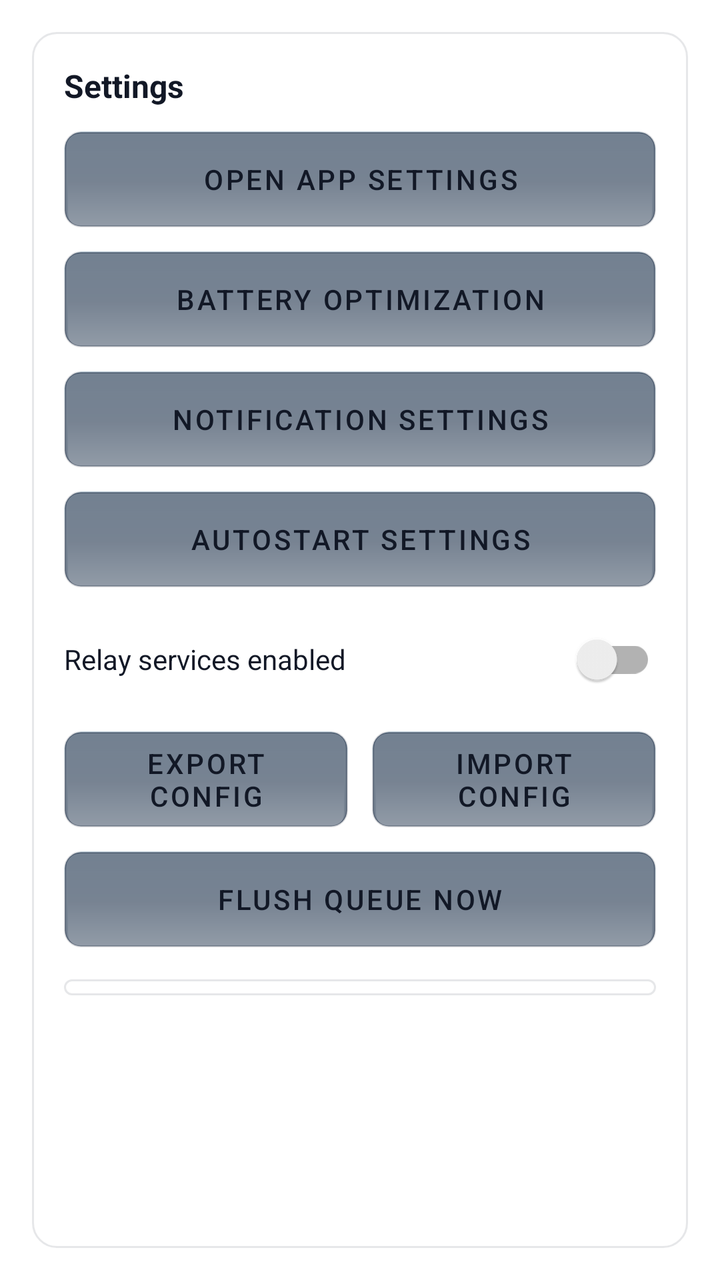
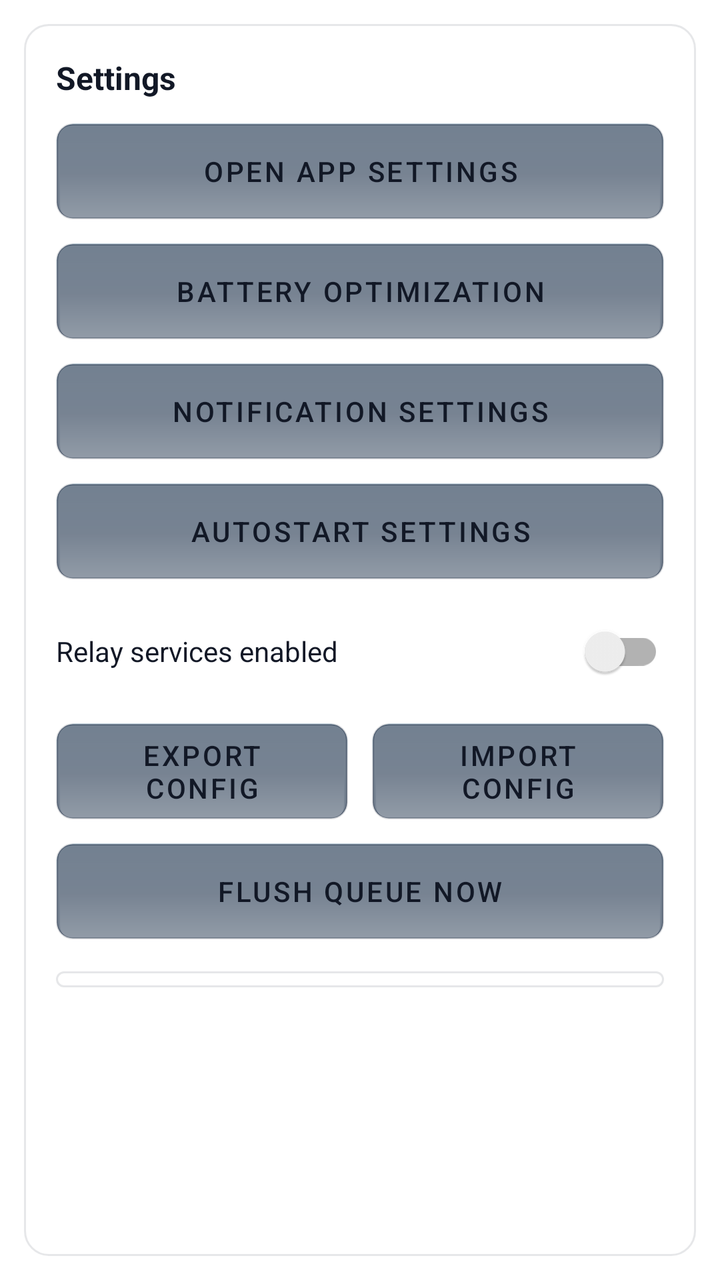

Two renders of the same Android screen: before a commit and after it. Below are the layout's source before the change and the commit's diff.
<!-- AndroidManifest.xml: application theme AppTheme -->
<!-- res/layout/fragment_settings.xml -->
<?xml version="1.0" encoding="utf-8"?>
<androidx.constraintlayout.widget.ConstraintLayout xmlns:android="http://schemas.android.com/apk/res/android"
    xmlns:app="http://schemas.android.com/apk/res-auto"
    xmlns:tools="http://schemas.android.com/tools"
    android:layout_width="match_parent"
    android:layout_height="match_parent"
    android:padding="16dp">

    <androidx.core.widget.NestedScrollView
        android:id="@+id/settings_scroll"
        android:layout_width="0dp"
        android:layout_height="0dp"
        android:fillViewport="true"
        android:overScrollMode="always"
        app:layout_constraintTop_toTopOf="parent"
        app:layout_constraintBottom_toBottomOf="parent"
        app:layout_constraintStart_toStartOf="parent"
        app:layout_constraintEnd_toEndOf="parent">

        <LinearLayout
            android:id="@+id/settings_actions"
            android:layout_width="match_parent"
            android:layout_height="wrap_content"
            android:background="@drawable/glass_panel"
            android:orientation="vertical"
            android:padding="16dp">

        <TextView
            android:id="@+id/settings_header"
            android:layout_width="match_parent"
            android:layout_height="wrap_content"
            android:text="@string/settings_header"
            android:textColor="@color/text_primary"
            android:textSize="16sp"
            android:textStyle="bold" />

        <Button
            android:id="@+id/open_settings"
            android:layout_width="match_parent"
            android:layout_height="wrap_content"
            android:layout_marginTop="12dp"
            android:background="@drawable/glass_button"
            android:text="@string/open_settings"
            android:textColor="@color/text_primary" />

        <Button
            android:id="@+id/open_battery"
            android:layout_width="match_parent"
            android:layout_height="wrap_content"
            android:layout_marginTop="12dp"
            android:background="@drawable/glass_button"
            android:text="@string/open_battery"
            android:textColor="@color/text_primary" />

        <Button
            android:id="@+id/open_notifications"
            android:layout_width="match_parent"
            android:layout_height="wrap_content"
            android:layout_marginTop="12dp"
            android:background="@drawable/glass_button"
            android:text="@string/open_notifications"
            android:textColor="@color/text_primary" />

        <Button
            android:id="@+id/open_autostart"
            android:layout_width="match_parent"
            android:layout_height="wrap_content"
            android:layout_marginTop="12dp"
            android:background="@drawable/glass_button"
            android:text="@string/open_autostart"
            android:textColor="@color/text_primary" />

        <androidx.appcompat.widget.SwitchCompat
            android:id="@+id/toggle_services"
            android:layout_width="match_parent"
            android:layout_height="wrap_content"
            android:layout_marginTop="12dp"
            android:text="@string/settings_services_toggle"
            android:textColor="@color/text_primary" />

        <LinearLayout
            android:layout_width="match_parent"
            android:layout_height="wrap_content"
            android:layout_marginTop="12dp"
            android:orientation="horizontal">

            <Button
                android:id="@+id/export_config"
                android:layout_width="0dp"
                android:layout_height="wrap_content"
                android:layout_weight="1"
                android:background="@drawable/glass_button"
                android:text="@string/export_config"
                android:textColor="@color/text_primary" />

            <Button
                android:id="@+id/import_config"
                android:layout_width="0dp"
                android:layout_height="wrap_content"
                android:layout_marginStart="12dp"
                android:layout_weight="1"
                android:background="@drawable/glass_button"
                android:text="@string/import_config"
                android:textColor="@color/text_primary" />
        </LinearLayout>

        <Button
            android:id="@+id/flush_queue"
            android:layout_width="match_parent"
            android:layout_height="wrap_content"
            android:layout_marginTop="12dp"
            android:background="@drawable/glass_button"
            android:text="@string/flush_queue"
            android:textColor="@color/text_primary" />

            <FrameLayout
                android:id="@+id/settings_container"
                android:layout_width="match_parent"
                android:layout_height="wrap_content"
                android:layout_marginTop="16dp"
                android:background="@drawable/glass_panel"
                android:padding="4dp" />
        </LinearLayout>

    </androidx.core.widget.NestedScrollView>

</androidx.constraintlayout.widget.ConstraintLayout>
<!-- resources referenced by this layout -->
<resources>
  <color name="text_primary">#121826</color>
  <!-- drawable glass_button: vector/xml drawable (drawable, 2536 chars, omitted) -->
  <!-- drawable glass_panel (drawable) -->
  <?xml version="1.0" encoding="utf-8"?>
  <shape xmlns:android="http://schemas.android.com/apk/res/android" android:shape="rectangle">
      <solid android:color="@color/graphite_panel" />
      <stroke
          android:width="1dp"
          android:color="@color/graphite_border" />
      <corners android:radius="12dp" />
      <padding
          android:left="12dp"
          android:top="12dp"
          android:right="12dp"
          android:bottom="12dp" />
  </shape>
  <string name="export_config">Export config</string>
  <string name="flush_queue">Flush queue now</string>
  <string name="import_config">Import config</string>
  <string name="open_autostart">Autostart settings</string>
  <string name="open_battery">Battery optimization</string>
  <string name="open_notifications">Notification settings</string>
  <string name="open_settings">Open app settings</string>
  <string name="settings_header">Settings</string>
  <string name="settings_services_toggle">Relay services enabled</string>
  <style name="AppTheme" parent="Theme.MaterialComponents.DayNight.NoActionBar">
          <item name="android:statusBarColor">@color/graphite_bg</item>
          <item name="android:windowLightStatusBar">true</item>
          <item name="colorPrimary">@color/accent_primary</item>
          <item name="colorPrimaryVariant">@color/accent_info</item>
          <item name="colorSecondary">@color/accent_info</item>
          <item name="colorSurface">@color/graphite_panel_solid</item>
          <item name="colorOnPrimary">@color/text_primary</item>
          <item name="colorOnSurface">@color/text_primary</item>
          <item name="colorControlActivated">@color/accent_primary</item>
          <item name="colorControlHighlight">@color/accent_primary</item>
          <item name="materialButtonStyle">@style/GlassButton</item>
          <item name="preferenceTheme">@style/PreferenceThemeOverlayGlass</item>
      </style>
  <color name="graphite_panel">#B7FFFFFF</color>
  <color name="graphite_border">#1A121826</color>
  <color name="graphite_bg">#F6F7FA</color>
  <color name="accent_primary">#1FA7E6</color>
  <color name="accent_info">#4658F0</color>
  <color name="graphite_panel_solid">#FFFFFF</color>
  <style name="GlassButton" parent="Widget.MaterialComponents.Button">
          <item name="android:background">@drawable/glass_button</item>
          <item name="android:backgroundTint">@null</item>
          <item name="backgroundTint">@null</item>
          <item name="android:insetLeft">0dp</item>
          <item name="android:insetRight">0dp</item>
          <item name="android:insetTop">0dp</item>
          <item name="android:insetBottom">0dp</item>
          <item name="android:textColor">@color/text_primary</item>
      </style>
  <style name="PreferenceThemeOverlayGlass" parent="PreferenceThemeOverlay.v14.Material">
          <item name="android:colorAccent">@color/accent_primary</item>
          <item name="colorAccent">@color/accent_primary</item>
          <item name="android:textColorPrimary">@color/text_primary</item>
          <item name="android:textColorSecondary">@color/text_secondary</item>
      </style>
  <color name="text_secondary">#3A455A</color>
</resources>

<!-- the commit's change to res/layout/fragment_settings.xml (unified diff, before → after) -->
@@ -3,8 +3,7 @@
     xmlns:app="http://schemas.android.com/apk/res-auto"
     xmlns:tools="http://schemas.android.com/tools"
     android:layout_width="match_parent"
-    android:layout_height="match_parent"
-    android:padding="16dp">
+    android:layout_height="match_parent">
 
     <androidx.core.widget.NestedScrollView
         android:id="@+id/settings_scroll"
@@ -12,6 +11,7 @@
         android:layout_height="0dp"
         android:fillViewport="true"
         android:overScrollMode="always"
+        android:padding="12dp"
         app:layout_constraintTop_toTopOf="parent"
         app:layout_constraintBottom_toBottomOf="parent"
         app:layout_constraintStart_toStartOf="parent"
